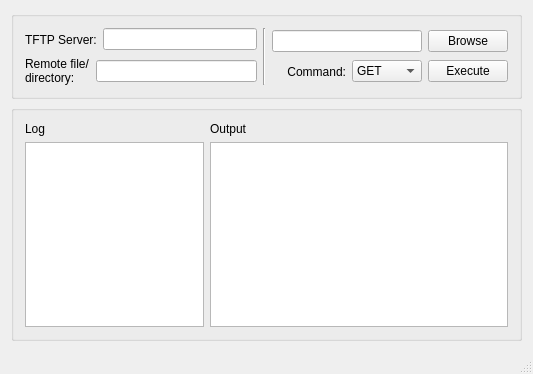
This is tftpClient/tftpclientwindow.ui in safiyat/tftpclient as Qt 5 draws it before an edit. The edited form follows.
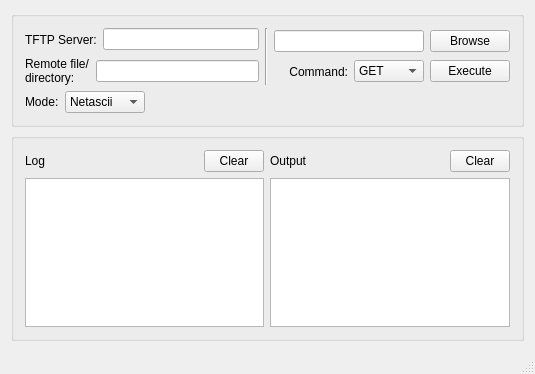
This is the edited form.

Diff of the .ui file:
```diff
--- a/tftpClient/tftpclientwindow.ui
+++ b/tftpClient/tftpclientwindow.ui
@@ -6,7 +6,7 @@
    <rect>
     <x>0</x>
     <y>0</y>
-    <width>533</width>
+    <width>535</width>
     <height>374</height>
    </rect>
   </property>
@@ -20,7 +20,9 @@
       <property name="title">
        <string/>
       </property>
-      <layout class="QHBoxLayout" name="horizontalLayout_5">
+      <layout class="QFormLayout" name="formLayout">
+       <item row="0" column="0" colspan="2">
+        <layout class="QHBoxLayout" name="horizontalLayout_7">
        <item>
         <layout class="QVBoxLayout" name="verticalLayout_2">
          <item>
@@ -174,6 +176,44 @@
         </layout>
        </item>
       </layout>
+       </item>
+       <item row="1" column="0">
+        <widget class="QLabel" name="label_6">
+         <property name="maximumSize">
+          <size>
+           <width>50</width>
+           <height>16777215</height>
+          </size>
+         </property>
+         <property name="text">
+          <string>Mode:</string>
+         </property>
+         <property name="buddy">
+          <cstring>mode</cstring>
+         </property>
+        </widget>
+       </item>
+       <item row="1" column="1">
+        <widget class="QComboBox" name="mode">
+         <property name="maximumSize">
+          <size>
+           <width>80</width>
+           <height>16777215</height>
+          </size>
+         </property>
+         <item>
+          <property name="text">
+           <string>Netascii</string>
+          </property>
+         </item>
+         <item>
+          <property name="text">
+           <string>Octet</string>
+          </property>
+         </item>
+        </widget>
+       </item>
+      </layout>
      </widget>
     </item>
     <item>
@@ -181,10 +221,12 @@
       <property name="title">
        <string/>
       </property>
-      <layout class="QHBoxLayout" name="horizontalLayout_6" stretch="3,5">
+      <layout class="QHBoxLayout" name="horizontalLayout_5">
        <item>
         <layout class="QVBoxLayout" name="verticalLayout_4">
          <item>
+          <layout class="QHBoxLayout" name="horizontalLayout_6">
+           <item>
           <widget class="QLabel" name="label_4">
            <property name="text">
             <string>Log</string>
@@ -195,6 +237,21 @@
           </widget>
          </item>
          <item>
+            <widget class="QPushButton" name="pushButton">
+             <property name="maximumSize">
+              <size>
+               <width>60</width>
+               <height>16777215</height>
+              </size>
+             </property>
+             <property name="text">
+              <string>Clear</string>
+             </property>
+            </widget>
+           </item>
+          </layout>
+         </item>
+         <item>
           <widget class="QTextBrowser" name="logBrowser"/>
          </item>
         </layout>
@@ -202,6 +259,8 @@
        <item>
         <layout class="QVBoxLayout" name="verticalLayout_5">
          <item>
+          <layout class="QHBoxLayout" name="horizontalLayout_8">
+           <item>
           <widget class="QLabel" name="label_5">
            <property name="text">
             <string>Output</string>
@@ -212,6 +271,21 @@
           </widget>
          </item>
          <item>
+            <widget class="QPushButton" name="pushButton_2">
+             <property name="maximumSize">
+              <size>
+               <width>60</width>
+               <height>16777215</height>
+              </size>
+             </property>
+             <property name="text">
+              <string>Clear</string>
+             </property>
+            </widget>
+           </item>
+          </layout>
+         </item>
+         <item>
           <widget class="QTextBrowser" name="outputBrowser"/>
          </item>
         </layout>
```
Left out of the diff: 35 changed lines with no effect on the pictures. Lines whose indentation alone changed are shown as unchanged.
